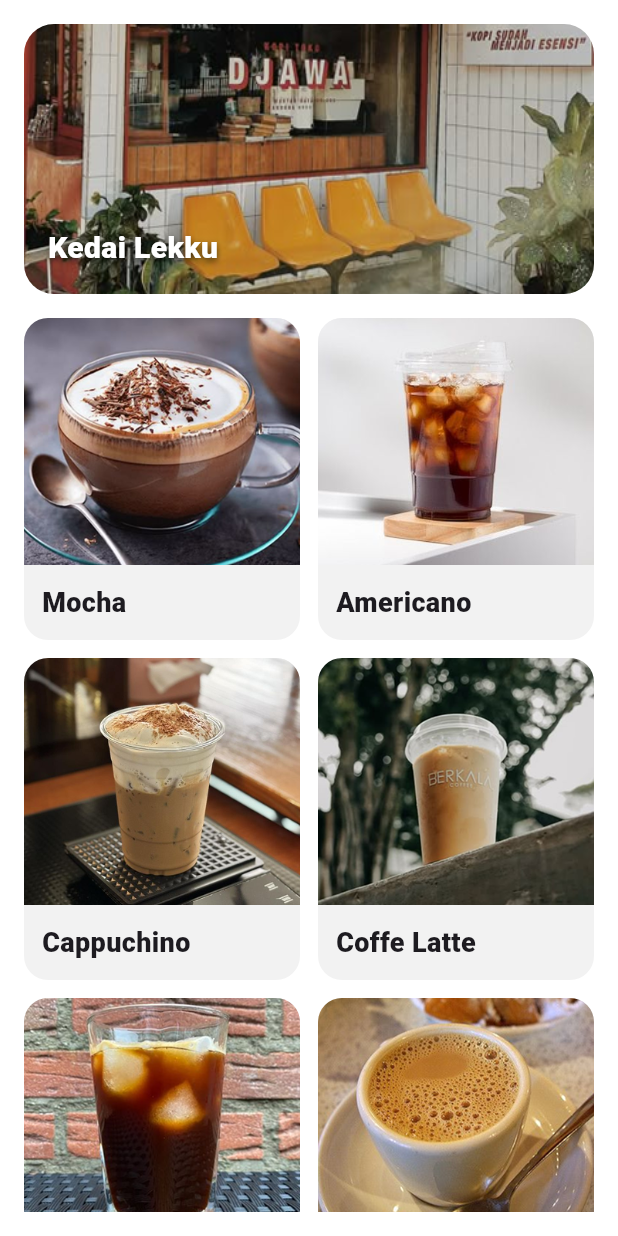
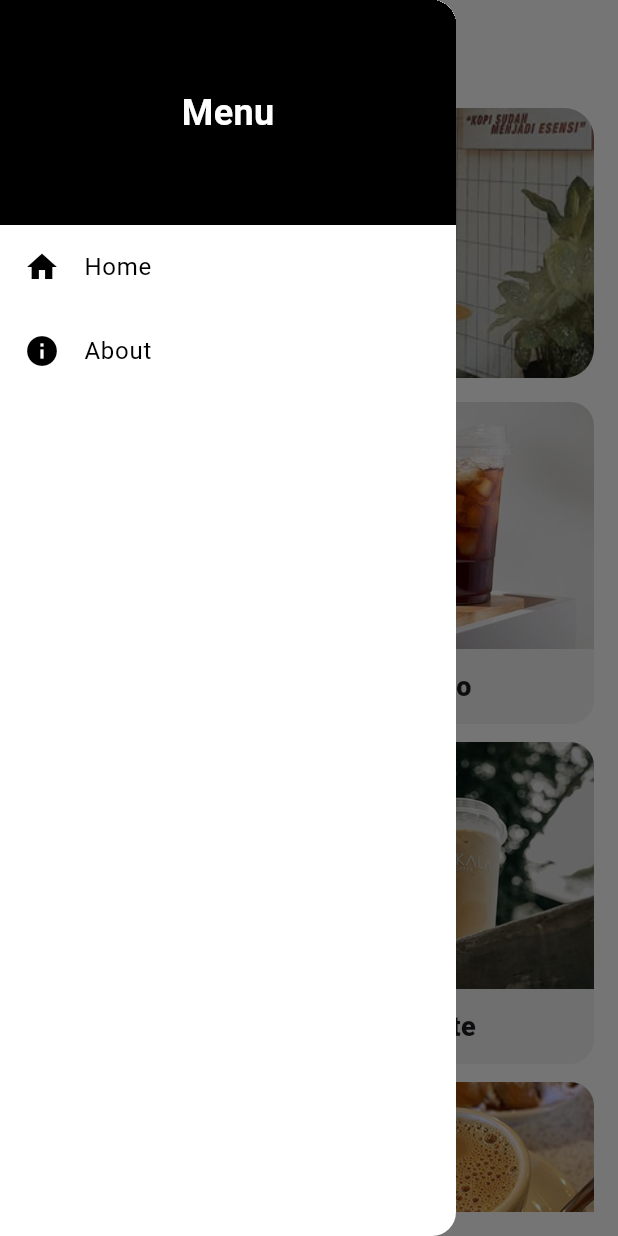
Before and after one commit to Harsya1/gambar_minuman, a Flutter app: the screen it shows after launch, with the side drawer open (before the commit the screen has no drawer), on a phone screen of 412 x 824 dp. Run offline on Flutter 3.47's test engine with Material 3 defaults, Android fonts, the light colour scheme and no system bars; Roboto replaces fonts that are missing (Sans-serif).

Commit message:
Add AboutPage and route configuration
- Created AboutPage widget with a simple layout.
- Implemented RouteGenerator to handle navigation to the AboutPage.
- Added error handling route for undefined routes.

```diff
--- a/lib/main.dart
+++ b/lib/main.dart
@@ -1,8 +1,9 @@
 import 'package:flutter/material.dart';
-import 'screen/dashboard.dart';
+import 'screen/routes/routes.dart'; // Perbarui path import
+// import 'screen/dashboard.dart';
 
 void main() {
-  runApp(const MyApp()); // Memanggil runApp untuk menjalankan aplikasi
+  runApp(const MyApp());
 }
 
 class MyApp extends StatelessWidget {
@@ -11,12 +12,13 @@ class MyApp extends StatelessWidget {
   @override
   Widget build(BuildContext context) {
     return MaterialApp(
-      title: 'Coffee Menu', // Judul aplikasi
+      title: 'Coffee Menu',
       theme: ThemeData(
-        fontFamily: 'Sans-serif', // Tema aplikasi
+        fontFamily: 'Sans-serif',
         scaffoldBackgroundColor: Colors.white,
       ),
-      home: const DashboardMinum(), // Halaman utama aplikasi
+      initialRoute: '/', // Rute awal
+      onGenerateRoute: RouteGenerator.generateRoute, // Gunakan RouteGenerator
     );
   }
 }
--- /dev/null
+++ b/lib/screen/about.dart
@@ -0,0 +1,15 @@
+import 'package:flutter/material.dart';
+
+class AboutPage extends StatelessWidget {
+  const AboutPage({super.key});
+
+  @override
+  Widget build(BuildContext context) {
+    return Scaffold(
+      appBar: AppBar(title: const Text('About'), backgroundColor: Colors.white),
+      body: const Center(
+        child: Text('This is the About Page', style: TextStyle(fontSize: 18)),
+      ),
+    );
+  }
+}
--- a/lib/screen/dashboard.dart
+++ b/lib/screen/dashboard.dart
@@ -1,5 +1,5 @@
 import 'package:flutter/material.dart';
-import 'item_menu/item_mocha.dart'; // Import halaman MochaItem
+import 'item_menu/item_mocha.dart';
 import 'item_menu/item_americano.dart';
 import 'item_menu/item_cappuchino.dart';
 import 'item_menu/item_coffe_latte.dart';
@@ -27,10 +27,63 @@ class _DashboardMinumState extends State<DashboardMinum> {
     {'title': 'V60', 'image': 'lib/assets/img/v60.png'},
   ];
 
+  // Map untuk memetakan judul ke widget
+  final Map<String, Widget> coffeePages = {
+    'Mocha': const MochaItem(),
+    'Americano': const AmericanoItem(),
+    'Cappuchino': const CappuchinoItem(),
+    'Coffe Latte': const CoffeLatteItem(),
+    'Long Black': const LongBlackItem(),
+    'Cafe Au Lait': const CafeAuLaitItem(),
+    'Expresso': const ExpressoItem(),
+    'V60': const V60Item(),
+  };
+
   @override
   Widget build(BuildContext context) {
     return Scaffold(
-      backgroundColor: const Color(0xFFFFFFFF), // Warna putih
+      backgroundColor: const Color(0xFFFFFFFF),
+      appBar: AppBar(
+        title: const Text('Dashboard'),
+        backgroundColor: Colors.white,
+      ),
+      drawer: Drawer(
+        backgroundColor: Colors.white,
+        child: Column(
+          children: [
+            Container(
+              color: Colors.black,
+              width: double.infinity,
+              height: 150,
+              alignment: Alignment.center,
+              child: const Text(
+                'Menu',
+                style: TextStyle(
+                  color: Colors.white,
+                  fontSize: 24,
+                  fontWeight: FontWeight.bold,
+                ),
+              ),
+            ),
+            ListTile(
+              leading: const Icon(Icons.home, color: Colors.black),
+              title: const Text('Home', style: TextStyle(color: Colors.black)),
+              onTap: () {
+                Navigator.pop(context); // Tutup drawer
+                Navigator.pushNamed(context, '/'); // Navigasi ke HomePage
+              },
+            ),
+            ListTile(
+              leading: const Icon(Icons.info, color: Colors.black),
+              title: const Text('About', style: TextStyle(color: Colors.black)),
+              onTap: () {
+                Navigator.pop(context); // Tutup drawer
+                Navigator.pushNamed(context, '/about'); // Navigasi ke AboutPage
+              },
+            ),
+          ],
+        ),
+      ),
       body: SafeArea(
         child: Padding(
           padding: const EdgeInsets.all(16),
@@ -82,70 +135,12 @@ class _DashboardMinumState extends State<DashboardMinum> {
                     final item = coffeeItems[index];
                     return GestureDetector(
                       onTap: () {
-                        if (item['title'] == 'Mocha') {
-                          Navigator.push(
-                            context,
-                            MaterialPageRoute(
-                              builder: (context) => const MochaItem(),
-                            ),
-                          );
-                        }
-                        if (item['title'] == 'Americano') {
-                          Navigator.push(
-                            context,
-                            MaterialPageRoute(
-                              builder: (context) => const AmericanoItem(),
-                            ),
-                          );
-                        }
-                        if (item['title'] == 'Cappuchino') {
-                          Navigator.push(
-                            context,
-                            MaterialPageRoute(
-                              builder: (context) => const CappuchinoItem(),
-                            ),
-                          );
-                        }
-                        if (item['title'] == 'Coffe Latte') {
-                          Navigator.push(
-                            context,
-                            MaterialPageRoute(
-                              builder: (context) => const CoffeLatteItem(),
-                            ),
-                          );
-                        }
-                        if (item['title'] == 'Long Black') {
-                          Navigator.push(
-                            context,
-                            MaterialPageRoute(
-                              builder: (context) => const LongBlackItem(),
-                            ),
-                          );
-                        }
-                        if (item['title'] == 'Cafe Au Lait') {
-                          Navigator.push(
-                            context,
-                            MaterialPageRoute(
-                              builder: (context) => const CafeAuLaitItem(),
-                            ),
-                          );
-                        }
-                        if (item['title'] == 'Expresso') {
-                          Navigator.push(
-                            context,
-                            MaterialPageRoute(
-                              builder: (context) => const ExpressoItem(),
-                            ),
-                          );
-                        }
-                        if (item['title'] == 'V60') {
-                          Navigator.push(
-                            context,
-                            MaterialPageRoute(
-                              builder: (context) => const V60Item(),
-                            ),
-                          );
-                        }
+                        Navigator.push(
+                          context,
+                          MaterialPageRoute(
+                            builder: (context) => coffeePages[item['title']]!,
+                          ),
+                        );
                       },
                       child: ClipRRect(
                         borderRadius: BorderRadius.circular(16),
--- /dev/null
+++ b/lib/screen/routes/routes.dart
@@ -0,0 +1,28 @@
+import 'package:flutter/material.dart';
+import '../dashboard.dart';
+import '../about.dart';
+
+class RouteGenerator {
+  static Route<dynamic> generateRoute(RouteSettings settings) {
+    // Jika ingin mengirim argument
+    // final args = settings.arguments;
+
+    switch (settings.name) {
+      case '/':
+        return MaterialPageRoute(builder: (_) => const DashboardMinum());
+      case '/about':
+        return MaterialPageRoute(builder: (_) => const AboutPage());
+      default:
+        return _errorRoute();
+    }
+  }
+
+  static Route<dynamic> _errorRoute() {
+    return MaterialPageRoute(builder: (_) {
+      return Scaffold(
+        appBar: AppBar(title: const Text("Error")),
+        body: const Center(child: Text('Error page')),
+      );
+    });
+  }
+}
```
Also changed, not shown: flutter_01.png (added).
